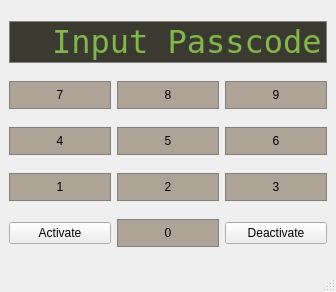
This is controlpanel.ui in khanhchel99/HomeSecuritySystem as Qt 5 draws it before an edit. The edited form follows.
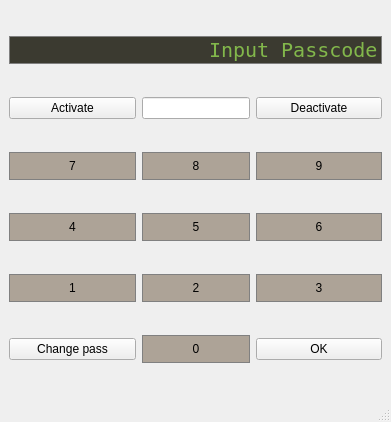
This is the edited form.

Diff of the .ui file:
```diff
--- a/controlpanel.ui
+++ b/controlpanel.ui
@@ -6,8 +6,8 @@
    <rect>
     <x>0</x>
     <y>0</y>
-    <width>336</width>
-    <height>292</height>
+    <width>391</width>
+    <height>422</height>
    </rect>
   </property>
   <property name="windowTitle">
@@ -15,7 +15,36 @@
   </property>
   <widget class="QWidget" name="centralwidget">
    <layout class="QGridLayout" name="gridLayout">
-    <item row="2" column="2">
+    <item row="0" column="0" colspan="3">
+     <widget class="QLineEdit" name="Display">
+      <property name="sizePolicy">
+       <sizepolicy hsizetype="Preferred" vsizetype="Fixed">
+        <horstretch>0</horstretch>
+        <verstretch>0</verstretch>
+       </sizepolicy>
+      </property>
+      <property name="font">
+       <font>
+        <family>Andale Mono</family>
+        <pointsize>15</pointsize>
+       </font>
+      </property>
+      <property name="styleSheet">
+       <string notr="true">QLineEdit{
+	background-color: #3b3a30;
+	border: 1px solid gray;
+	color: #82b74b;
+}</string>
+      </property>
+      <property name="text">
+       <string>Input Passcode</string>
+      </property>
+      <property name="alignment">
+       <set>Qt::AlignRight|Qt::AlignTrailing|Qt::AlignVCenter</set>
+      </property>
+     </widget>
+    </item>
+    <item row="3" column="2">
      <widget class="QPushButton" name="Button6">
       <property name="styleSheet">
        <string notr="true">QPushButton {
@@ -36,7 +65,7 @@
       </property>
      </widget>
     </item>
-    <item row="3" column="2">
+    <item row="4" column="2">
      <widget class="QPushButton" name="Button3">
       <property name="styleSheet">
        <string notr="true">QPushButton {
@@ -57,7 +86,7 @@
       </property>
      </widget>
     </item>
-    <item row="3" column="1">
+    <item row="4" column="1">
      <widget class="QPushButton" name="Button2">
       <property name="styleSheet">
        <string notr="true">QPushButton {
@@ -78,7 +107,28 @@
       </property>
      </widget>
     </item>
-    <item row="2" column="0">
+    <item row="5" column="1">
+     <widget class="QPushButton" name="Button0">
+      <property name="styleSheet">
+       <string notr="true">QPushButton {
+	background-color: #ada397;
+	border: 1px solid gray;
+	padding: 6px;
+}
+
+QPushButton:pressed {
+  	background-color: #bdcebe;
+	border: 1px solid gray;
+	padding: 6px;
+}
+</string>
+      </property>
+      <property name="text">
+       <string>0</string>
+      </property>
+     </widget>
+    </item>
+    <item row="3" column="0">
      <widget class="QPushButton" name="Button4">
       <property name="styleSheet">
        <string notr="true">QPushButton {
@@ -99,28 +149,7 @@
       </property>
      </widget>
     </item>
-    <item row="1" column="1">
-     <widget class="QPushButton" name="Button8">
-      <property name="styleSheet">
-       <string notr="true">QPushButton {
-	background-color: #ada397;
-	border: 1px solid gray;
-	padding: 6px;
-}
-
-QPushButton:pressed {
-  	background-color: #bdcebe;
-	border: 1px solid gray;
-	padding: 6px;
-}
-</string>
-      </property>
-      <property name="text">
-       <string>8</string>
-      </property>
-     </widget>
-    </item>
-    <item row="2" column="1">
+    <item row="3" column="1">
      <widget class="QPushButton" name="Button5">
       <property name="styleSheet">
        <string notr="true">QPushButton {
@@ -141,7 +170,28 @@
       </property>
      </widget>
     </item>
-    <item row="3" column="0">
+    <item row="2" column="1">
+     <widget class="QPushButton" name="Button8">
+      <property name="styleSheet">
+       <string notr="true">QPushButton {
+	background-color: #ada397;
+	border: 1px solid gray;
+	padding: 6px;
+}
+
+QPushButton:pressed {
+  	background-color: #bdcebe;
+	border: 1px solid gray;
+	padding: 6px;
+}
+</string>
+      </property>
+      <property name="text">
+       <string>8</string>
+      </property>
+     </widget>
+    </item>
+    <item row="4" column="0">
      <widget class="QPushButton" name="Button1">
       <property name="styleSheet">
        <string notr="true">QPushButton {
@@ -162,7 +212,7 @@
       </property>
      </widget>
     </item>
-    <item row="1" column="0">
+    <item row="2" column="0">
      <widget class="QPushButton" name="Button7">
       <property name="sizePolicy">
        <sizepolicy hsizetype="Minimum" vsizetype="Ignored">
@@ -189,7 +239,7 @@
       </property>
      </widget>
     </item>
-    <item row="1" column="2">
+    <item row="2" column="2">
      <widget class="QPushButton" name="Button9">
       <property name="styleSheet">
        <string notr="true">QPushButton {
@@ -210,67 +260,41 @@
       </property>
      </widget>
     </item>
-    <item row="4" column="0">
+    <item row="1" column="1">
+     <widget class="QLineEdit" name="CurrentState">
+      <property name="sizePolicy">
+       <sizepolicy hsizetype="Fixed" vsizetype="Fixed">
+        <horstretch>0</horstretch>
+        <verstretch>0</verstretch>
+       </sizepolicy>
+      </property>
+     </widget>
+    </item>
+    <item row="1" column="0">
      <widget class="QPushButton" name="Activate">
       <property name="text">
        <string>Activate</string>
       </property>
      </widget>
     </item>
-    <item row="4" column="1">
-     <widget class="QPushButton" name="Button0">
-      <property name="styleSheet">
-       <string notr="true">QPushButton {
-	background-color: #ada397;
-	border: 1px solid gray;
-	padding: 6px;
-}
-
-QPushButton:pressed {
-  	background-color: #bdcebe;
-	border: 1px solid gray;
-	padding: 6px;
-}
-</string>
-      </property>
+    <item row="5" column="0">
+     <widget class="QPushButton" name="ChangePass">
       <property name="text">
-       <string>0</string>
+       <string>Change pass</string>
       </property>
      </widget>
     </item>
-    <item row="4" column="2">
+    <item row="1" column="2">
      <widget class="QPushButton" name="Deactivate">
       <property name="text">
        <string>Deactivate</string>
       </property>
      </widget>
     </item>
-    <item row="0" column="0" colspan="3">
-     <widget class="QLineEdit" name="Display">
-      <property name="sizePolicy">
-       <sizepolicy hsizetype="Preferred" vsizetype="Fixed">
-        <horstretch>0</horstretch>
-        <verstretch>0</verstretch>
-       </sizepolicy>
-      </property>
-      <property name="font">
-       <font>
-        <family>Andale Mono</family>
-        <pointsize>24</pointsize>
-       </font>
-      </property>
-      <property name="styleSheet">
-       <string notr="true">QLineEdit{
-	background-color: #3b3a30;
-	border: 1px solid gray;
-	color: #82b74b;
-}</string>
-      </property>
+    <item row="5" column="2">
+     <widget class="QPushButton" name="Ok">
       <property name="text">
-       <string>Input Passcode</string>
-      </property>
-      <property name="alignment">
-       <set>Qt::AlignRight|Qt::AlignTrailing|Qt::AlignVCenter</set>
+       <string>OK</string>
       </property>
      </widget>
     </item>
```
Left out of the diff: 2 changed lines with no effect on the pictures.
